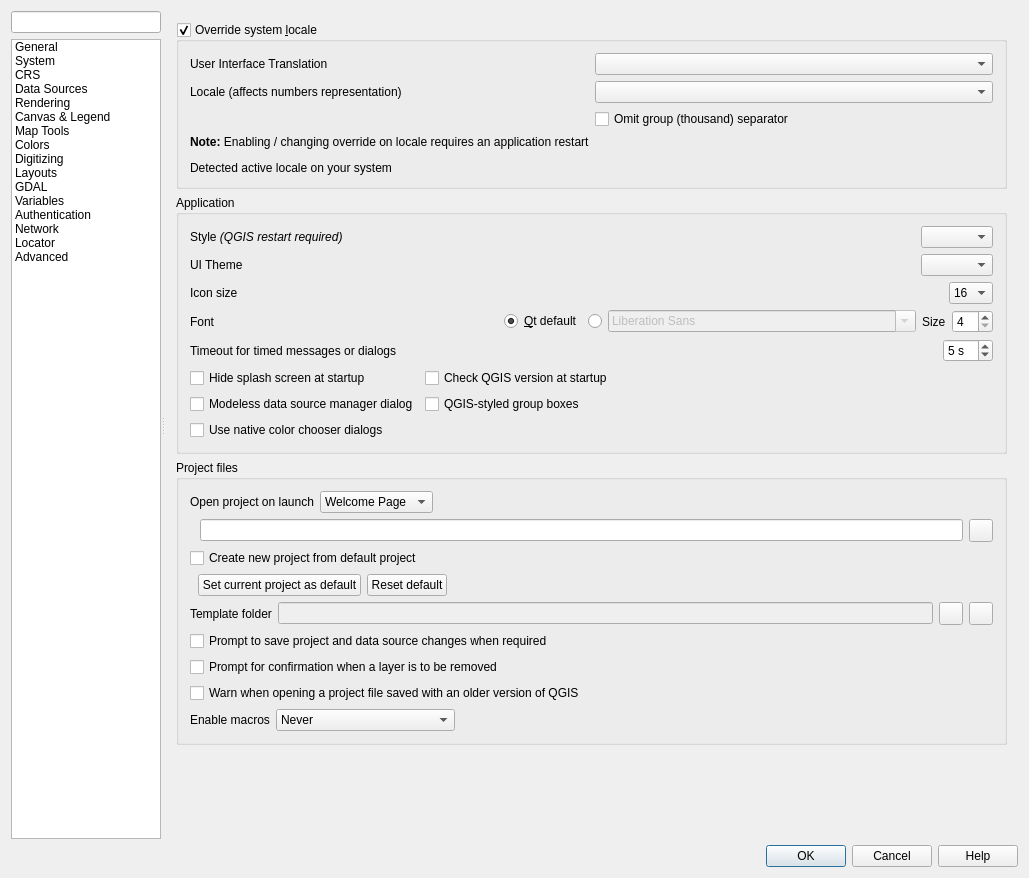
Old version of the form src/ui/qgsoptionsbase.ui in the repository qgis/QGIS.
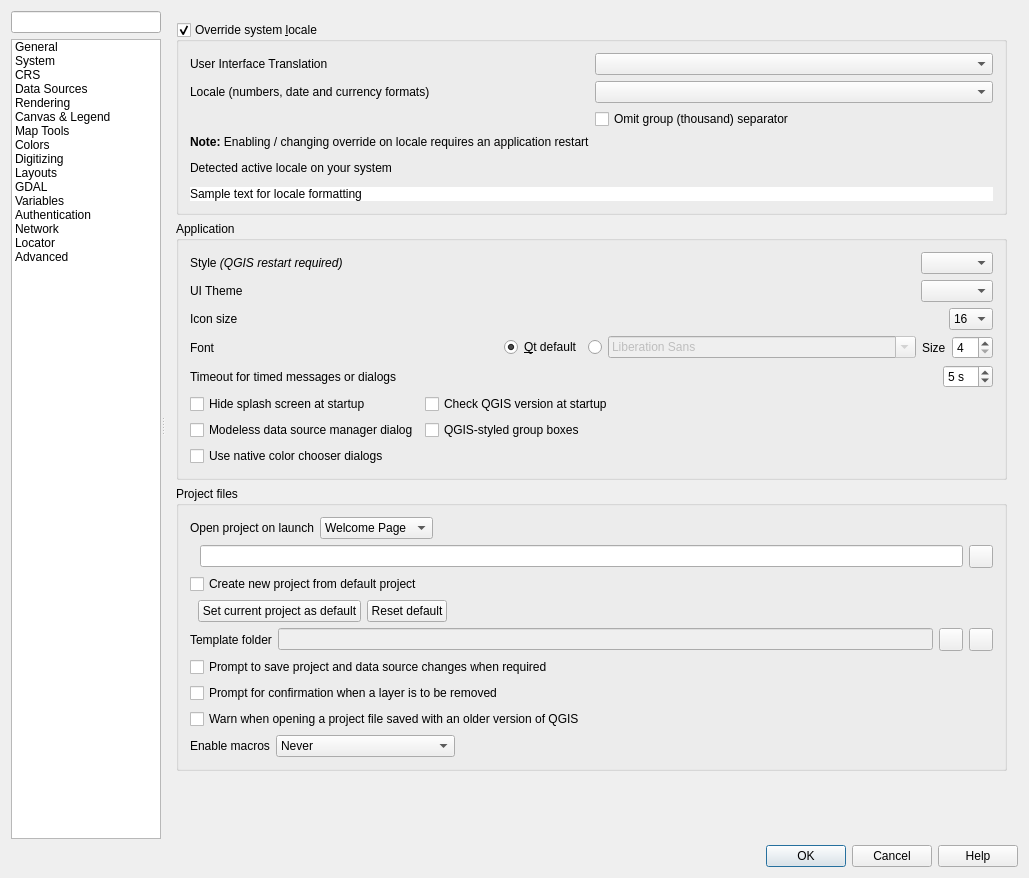
New version of the form. Icons and pictures are not drawn. Custom widgets are drawn as their Qt base class.

Commit message: Add preview for locale settings

Patch:
```diff
--- a/src/ui/qgsoptionsbase.ui
+++ b/src/ui/qgsoptionsbase.ui
@@ -350,7 +350,7 @@
                 <x>0</x>
                 <y>0</y>
                 <width>843</width>
-                <height>855</height>
+                <height>885</height>
                </rect>
               </property>
               <layout class="QVBoxLayout" name="verticalLayout_28">
@@ -381,7 +381,7 @@
                     <item row="2" column="0">
                      <widget class="QLabel" name="label_52">
                       <property name="text">
-                       <string>Locale (affects numbers representation)</string>
+                       <string>Locale (numbers, date and currency formats)</string>
                       </property>
                      </widget>
                     </item>
@@ -417,6 +417,16 @@
                     </property>
                    </widget>
                   </item>
+                  <item>
+                   <widget class="QLabel" name="lblLocaleSample">
+                    <property name="styleSheet">
+                     <string notr="true">QLabel {background-color: #ffffff; }</string>
+                    </property>
+                    <property name="text">
+                     <string>Sample text for locale formatting</string>
+                    </property>
+                   </widget>
+                  </item>
                  </layout>
                 </widget>
                </item>
```
Left out of the diff: 4 changed lines with no effect on the pictures. The commit also changes 2 other files.
